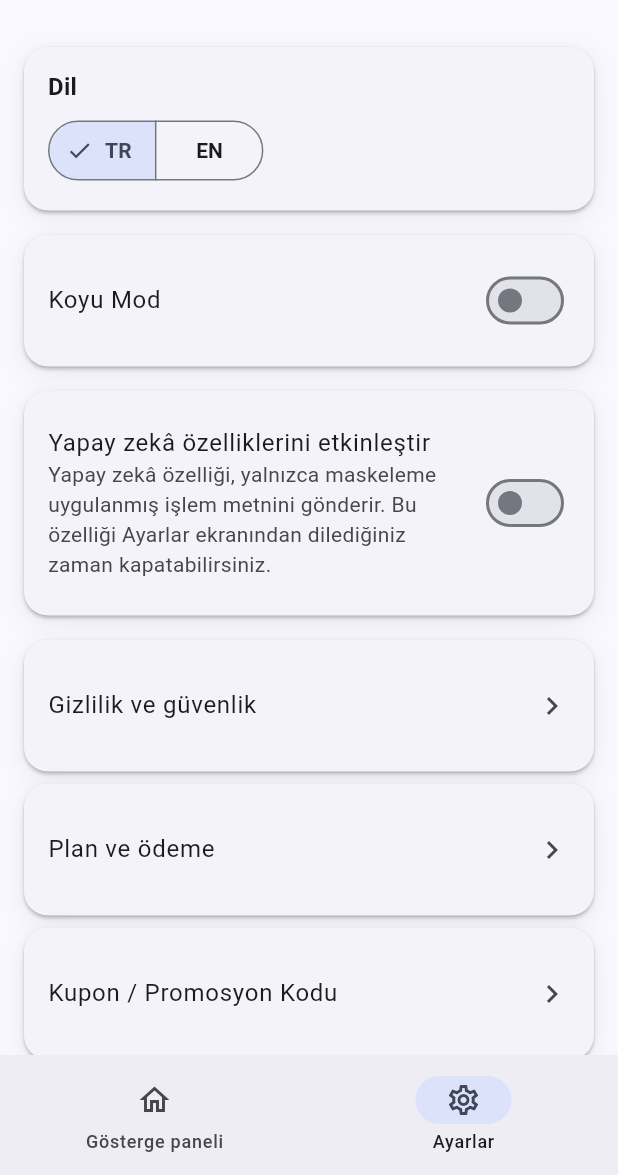
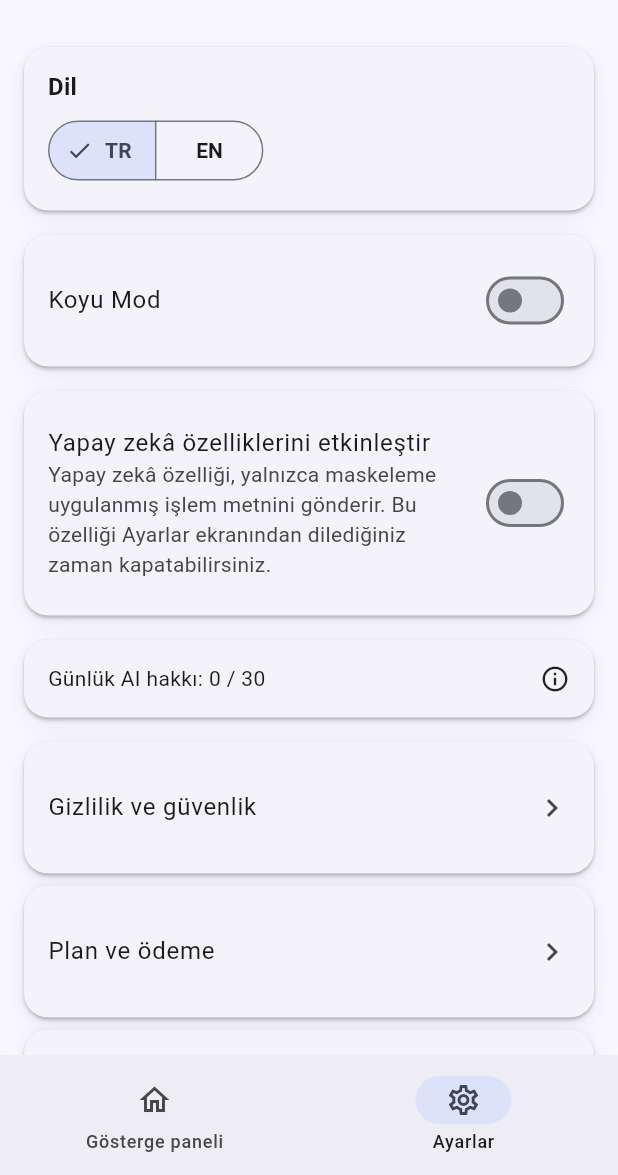
Before and after one commit to 35burakoz-create/BurakRepo, a Flutter app: the DashboardScreen screen opened directly with empty values, item 2 of the bottom bar chosen, on a phone screen of 412 x 824 dp, the part 61-1236 px from its top. Run offline on Flutter 3.47's test engine with Material 3 defaults, Android fonts, the phone set to English and light mode, and no system bars; our stand-ins replace firebase_core, firebase_crashlytics, shared_preferences, supabase_flutter; accounts and stored records are empty; network calls fail; statements that could not run were skipped.

Commit message:
Add friendly AI quota UX in settings and quota-exceeded sheets

```diff
--- a/akilli-defter/apps/mobile/lib/features/personal_wallet/data/personal_wallet_controller.dart
+++ b/akilli-defter/apps/mobile/lib/features/personal_wallet/data/personal_wallet_controller.dart
@@ -56,7 +56,7 @@ class PersonalWalletController extends ChangeNotifier {
 
   int get upcomingBillsCount => 3;
 
-  Future<void> requestWeeklyAiSummary() async {
+  Future<WeeklySummary?> requestWeeklyAiSummary() async {
     if (weeklyAiLoading) return;
     weeklyAiLoading = true;
     notifyListeners();
@@ -66,7 +66,9 @@ class PersonalWalletController extends ChangeNotifier {
     );
     weeklyAiLoading = false;
     notifyListeners();
+    return weeklyAiSummary;
   }
+
   Future<CategorySuggestion?> suggestCategory({
     required String text,
     required String merchant,
--- a/akilli-defter/apps/mobile/lib/features/settings/settings_screen.dart
+++ b/akilli-defter/apps/mobile/lib/features/settings/settings_screen.dart
@@ -16,6 +16,26 @@ class SettingsScreen extends StatelessWidget {
   const SettingsScreen({required this.state, super.key});
 
   final AppState state;
+
+
+  Widget _buildAiQuotaInfo(AppLocalizations l10n) {
+    final quotas = state.entitlements.aiQuotas;
+    final firstQuota = quotas.values.isNotEmpty ? quotas.values.first : null;
+    final used = firstQuota == null ? 0 : (firstQuota.limit - firstQuota.remaining).clamp(0, firstQuota.limit);
+    final limit = firstQuota?.limit ?? 2;
+
+    return AppCard(
+      child: Row(
+        children: [
+          Expanded(child: Text('${l10n.dailyAiAllowance}: $used / $limit')),
+          Tooltip(
+            message: l10n.aiFreeLimitTooltip,
+            child: const Icon(Icons.info_outline, size: 20),
+          ),
+        ],
+      ),
+    );
+  }
 
   @override
   Widget build(BuildContext context) {
@@ -58,6 +78,8 @@ class SettingsScreen extends StatelessWidget {
             contentPadding: EdgeInsets.zero,
           ),
         ),
+        const SizedBox(height: AppSpacing.x2),
+        _buildAiQuotaInfo(l10n),
         const SizedBox(height: AppSpacing.x2),
         _item(context, l10n.privacySecurity, () => _openDoc(context, l10n.privacySecurity, l10n.privacySecurityBody)),
         _item(context, l10n.planAndBilling, () => Navigator.of(context).push(MaterialPageRoute(builder: (_) => PlanBillingScreen(state: state)))),
--- a/akilli-defter/apps/mobile/lib/l10n/app_localizations.dart
+++ b/akilli-defter/apps/mobile/lib/l10n/app_localizations.dart
@@ -82,6 +82,12 @@ class AppLocalizations {
       'aiFallbackSuggestion': 'Yapay zekâ önerisi alınamadı. Kategoriyi manuel seçebilirsiniz.',
       'aiSuggestCategory': 'AI öneri al',
       'aiCategorySuggestion': 'Yapay zekâ önerisi',
+      'dailyAiAllowance': 'Günlük AI hakkı',
+      'aiFreeLimitTooltip': 'Ücretsiz sürümde AI sınırlıdır. Ama raporlar ve hesaplamalar sınırsızdır.',
+      'aiQuotaModalTitle': 'AI hakkın bugün bitti',
+      'aiQuotaModalBody': 'Yarın tekrar 2 hak tanımlanır. İstersen Pro ile artırabilirsin.',
+      'reviewProPlan': "Pro'yu İncele",
+      'ok': 'Tamam',
       'confidence': 'Güven',
       'loading': 'Yükleniyor...',
       'owner': 'Sahip',
@@ -289,6 +295,12 @@ class AppLocalizations {
       'aiFallbackSuggestion': 'Could not fetch AI suggestion; continue manually.',
       'aiSuggestCategory': 'Get AI suggestion',
       'aiCategorySuggestion': 'AI category suggestion',
+      'dailyAiAllowance': 'Daily AI allowance',
+      'aiFreeLimitTooltip': 'AI is limited in the free version. But reports and calculations are unlimited.',
+      'aiQuotaModalTitle': 'Your AI quota is done for today',
+      'aiQuotaModalBody': 'You will get 2 new attempts tomorrow. You can increase it with Pro.',
+      'reviewProPlan': 'Review Pro',
+      'ok': 'OK',
       'confidence': 'Confidence',
       'loading': 'Loading...',
       'owner': 'Owner',
@@ -499,6 +511,12 @@ class AppLocalizations {
   String get aiFallbackSuggestion => _t('aiFallbackSuggestion');
   String get aiSuggestCategory => _t('aiSuggestCategory');
   String get aiCategorySuggestion => _t('aiCategorySuggestion');
+  String get dailyAiAllowance => _t('dailyAiAllowance');
+  String get aiFreeLimitTooltip => _t('aiFreeLimitTooltip');
+  String get aiQuotaModalTitle => _t('aiQuotaModalTitle');
+  String get aiQuotaModalBody => _t('aiQuotaModalBody');
+  String get reviewProPlan => _t('reviewProPlan');
+  String get ok => _t('ok');
   String get confidence => _t('confidence');
   String get loading => _t('loading');
   String get owner => _t('owner');
```
Also changed, not shown: akilli-defter/apps/mobile/lib/features/personal_wallet/data/ai_service.dart (+8 -0 lines), akilli-defter/apps/mobile/lib/features/personal_wallet/screens/personal_wallet_shell.dart (+55 -4 lines), akilli-defter/apps/mobile/lib/features/personal_wallet/screens/transaction_form_screen.dart (+49 -1 lines), akilli-defter/apps/mobile/lib/l10n/app_en.arb (+7 -0 lines), akilli-defter/apps/mobile/lib/l10n/app_tr.arb (+7 -0 lines).
